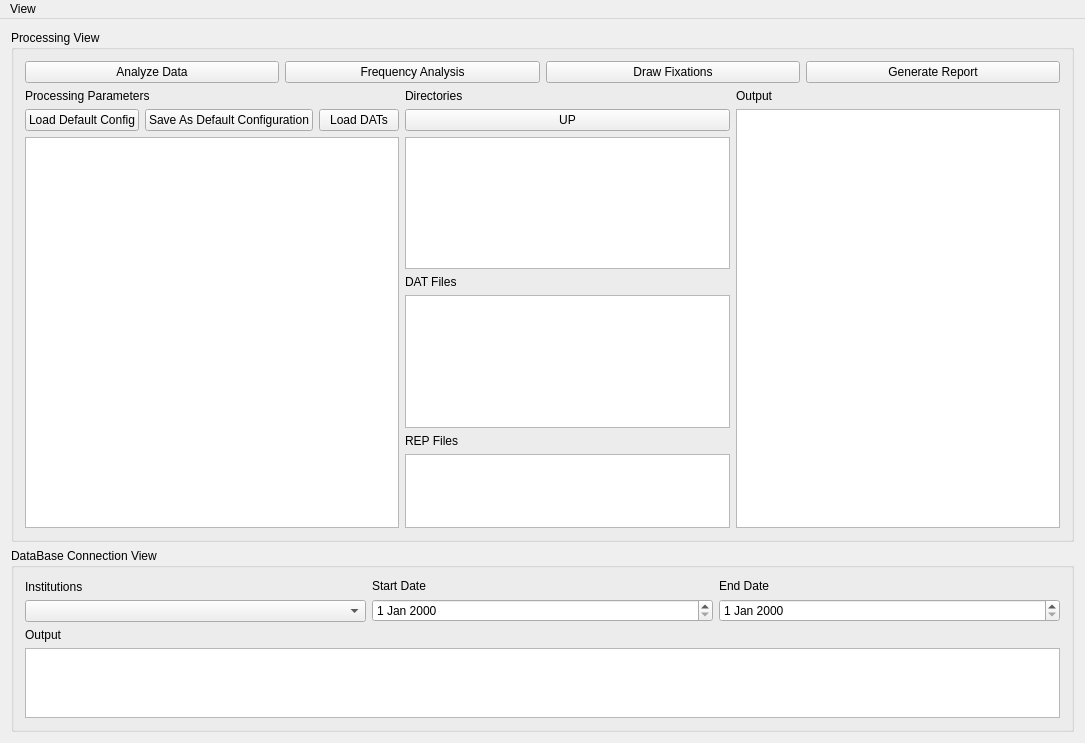
The window that EyeDataAnalyzer/src/eyedataanalyzer.ui (ViewMind/VMAPP) describes before a commit, drawn with Qt 5.
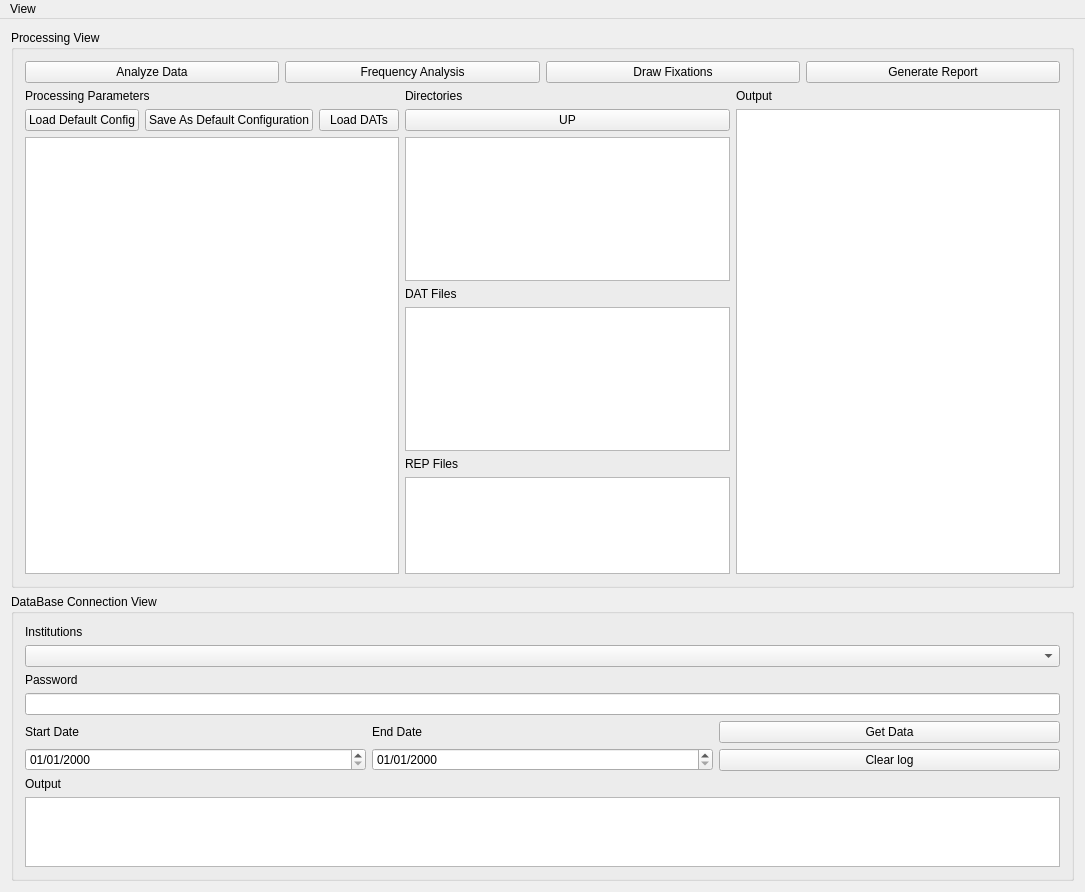
The same window after the commit.

Commit message: Se arregla un bug menor en el frequency analyzer y el EyeDataAnalyzer se completa

The edit to the form file:
```diff
--- a/EyeDataAnalyzer/src/eyedataanalyzer.ui
+++ b/EyeDataAnalyzer/src/eyedataanalyzer.ui
@@ -7,7 +7,7 @@
     <x>0</x>
     <y>0</y>
     <width>1085</width>
-    <height>743</height>
+    <height>892</height>
    </rect>
   </property>
   <property name="windowTitle">
@@ -157,7 +157,11 @@
             </widget>
            </item>
            <item>
-            <widget class="QPlainTextEdit" name="pteProcessingOutput"/>
+            <widget class="QPlainTextEdit" name="pteProcessingOutput">
+             <property name="readOnly">
+              <bool>true</bool>
+             </property>
+            </widget>
            </item>
           </layout>
          </item>
@@ -171,9 +175,7 @@
       <property name="title">
        <string>DataBase Connection View</string>
       </property>
-      <layout class="QVBoxLayout" name="verticalLayout_5">
-       <item>
-        <layout class="QHBoxLayout" name="horizontalLayout">
+      <layout class="QVBoxLayout" name="verticalLayout_15">
          <item>
           <layout class="QVBoxLayout" name="verticalLayout_3">
            <item>
@@ -189,6 +191,26 @@
           </layout>
          </item>
          <item>
+        <layout class="QVBoxLayout" name="verticalLayout_13">
+         <item>
+          <widget class="QLabel" name="label_10">
+           <property name="text">
+            <string>Password</string>
+           </property>
+          </widget>
+         </item>
+         <item>
+          <widget class="QLineEdit" name="lePasswordField">
+           <property name="echoMode">
+            <enum>QLineEdit::Password</enum>
+           </property>
+          </widget>
+         </item>
+        </layout>
+       </item>
+       <item>
+        <layout class="QHBoxLayout" name="horizontalLayout">
+         <item>
           <layout class="QVBoxLayout" name="verticalLayout">
            <item>
             <widget class="QLabel" name="label_2">
@@ -198,7 +220,11 @@
             </widget>
            </item>
            <item>
-            <widget class="QDateEdit" name="deStartDate"/>
+            <widget class="QDateEdit" name="deStartDate">
+             <property name="displayFormat">
+              <string>dd/MM/yyyy</string>
+             </property>
+            </widget>
            </item>
           </layout>
          </item>
@@ -212,7 +238,29 @@
             </widget>
            </item>
            <item>
-            <widget class="QDateEdit" name="deEndDate"/>
+            <widget class="QDateEdit" name="deEndDate">
+             <property name="displayFormat">
+              <string>dd/MM/yyyy</string>
+             </property>
+            </widget>
+           </item>
+          </layout>
+         </item>
+         <item>
+          <layout class="QVBoxLayout" name="verticalLayout_5">
+           <item>
+            <widget class="QPushButton" name="pbGetData">
+             <property name="text">
+              <string>Get Data</string>
+             </property>
+            </widget>
+           </item>
+           <item>
+            <widget class="QPushButton" name="pbClearLog">
+             <property name="text">
+              <string>Clear log</string>
+             </property>
+            </widget>
            </item>
           </layout>
          </item>
@@ -228,7 +276,11 @@
           </widget>
          </item>
          <item>
-          <widget class="QPlainTextEdit" name="pteDBOutputLog"/>
+          <widget class="QPlainTextEdit" name="pteDBOutputLog">
+           <property name="readOnly">
+            <bool>true</bool>
+           </property>
+          </widget>
          </item>
         </layout>
        </item>
```
Left out of the diff: 11 changed lines with no effect on the pictures. Lines whose indentation alone changed are shown as unchanged. The commit also changes 7 other files.
